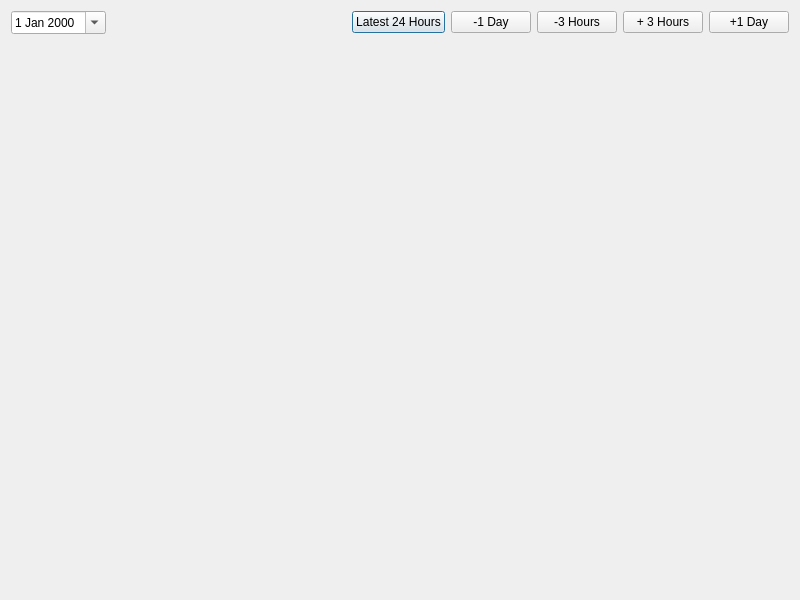
Qt form tafor/components/ui/chart.ui (up1and/tafor) before a commit.
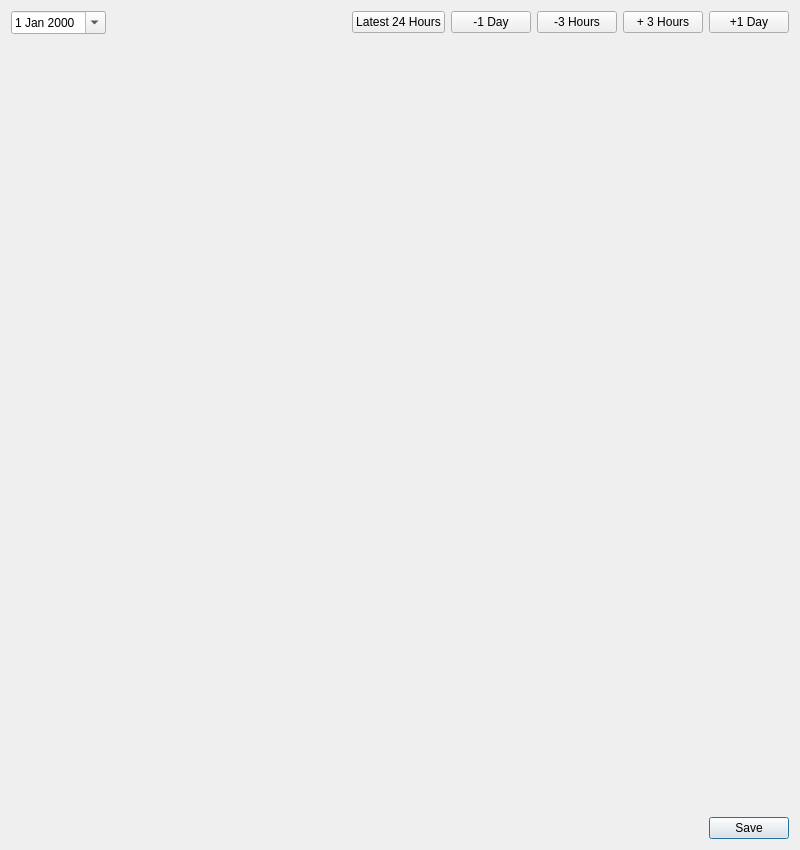
The same form after that commit.

Patch:
```diff
--- a/tafor/components/ui/chart.ui
+++ b/tafor/components/ui/chart.ui
@@ -7,13 +7,13 @@
     <x>0</x>
     <y>0</y>
     <width>800</width>
-    <height>600</height>
+    <height>850</height>
    </rect>
   </property>
   <property name="minimumSize">
    <size>
     <width>800</width>
-    <height>600</height>
+    <height>850</height>
    </size>
   </property>
   <property name="windowTitle">
@@ -93,7 +93,7 @@
         <x>0</x>
         <y>0</y>
         <width>782</width>
-        <height>551</height>
+        <height>772</height>
        </rect>
       </property>
       <property name="sizePolicy">
@@ -112,6 +112,16 @@
      </widget>
     </widget>
    </item>
+   <item>
+    <widget class="QDialogButtonBox" name="buttonBox">
+     <property name="orientation">
+      <enum>Qt::Horizontal</enum>
+     </property>
+     <property name="standardButtons">
+      <set>QDialogButtonBox::Save</set>
+     </property>
+    </widget>
+   </item>
   </layout>
  </widget>
  <resources/>
```
